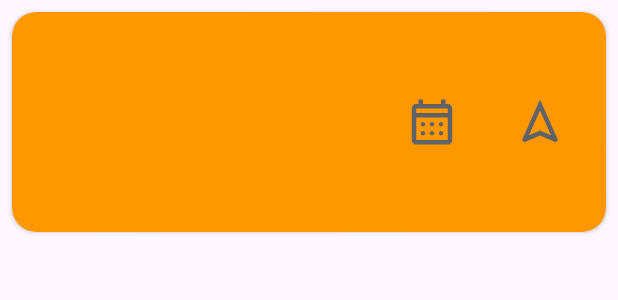
After one commit to RextonRZ/JP-PathSeeker, an Android app: the layout item_event.xml on its own in the app's theme, with its tools: preview values and no code run, on a phone screen of 412 x 824 dp. The commit adds this screen. Shown: the top 300 px of the screen. Run offline under Robolectric (Android 15) with nearby library versions, the phone set to English and light mode, and no system bars; Roboto replaces fonts that are not available here.

Commit message:
Completed Module 4

```diff
--- a/app/build.gradle.kts
+++ b/app/build.gradle.kts
@@ -63,4 +63,7 @@ dependencies {
 
     implementation ("com.google.android.gms:play-services-auth:21.3.0")
     implementation ("com.google.firebase:firebase-auth:22.0.3")
+
+    implementation ("com.google.android.gms:play-services-maps:18.1.0")
+    implementation ("com.google.android.gms:play-services-location:21.0.1")
 }
--- a/app/src/main/AndroidManifest.xml
+++ b/app/src/main/AndroidManifest.xml
@@ -46,6 +46,9 @@
         <meta-data
             android:name="preloaded_fonts"
             android:resource="@array/preloaded_fonts" />
+        <meta-data
+            android:name="com.google.android.geo.API_KEY"
+            android:value="AIzaSyAhtmtiromj0LIkWNkM3DOMR7Wx-ZAX_GA" />
     </application>
 
 </manifest>
--- /dev/null
+++ b/app/src/main/res/layout/item_event.xml
@@ -0,0 +1,85 @@
+<?xml version="1.0" encoding="utf-8"?>
+<androidx.cardview.widget.CardView
+    xmlns:android="http://schemas.android.com/apk/res/android"
+    xmlns:app="http://schemas.android.com/apk/res-auto"
+    android:layout_width="match_parent"
+    android:layout_height="wrap_content"
+    android:layout_marginHorizontal="8dp"
+    android:layout_marginVertical="8dp"
+    app:cardCornerRadius="16dp"
+    app:cardBackgroundColor="#FF9800">
+
+    <LinearLayout
+        android:layout_width="match_parent"
+        android:layout_height="wrap_content"
+        android:orientation="horizontal"
+        android:padding="16dp">
+
+        <LinearLayout
+            android:layout_width="0dp"
+            android:layout_height="wrap_content"
+            android:layout_weight="1"
+            android:orientation="vertical">
+
+            <TextView
+                android:id="@+id/event_title"
+                android:layout_width="wrap_content"
+                android:layout_height="wrap_content"
+                android:textColor="@color/black"
+                android:textSize="18sp"
+                android:fontFamily="@font/poppins_medium"/>
+
+            <TextView
+                android:id="@+id/event_date"
+                android:layout_width="wrap_content"
+                android:layout_height="wrap_content"
+                android:layout_marginTop="4dp"
+                android:textColor="@color/black"
+                android:fontFamily="@font/poppins_medium"/>
+
+            <TextView
+                android:id="@+id/event_time"
+                android:layout_width="wrap_content"
+                android:layout_height="wrap_content"
+                android:layout_marginTop="4dp"
+                android:textColor="@color/black"
+                android:fontFamily="@font/poppins_medium"/>
+
+            <TextView
+                android:id="@+id/event_venue"
+                android:layout_width="wrap_content"
+                android:layout_height="wrap_content"
+                android:layout_marginTop="4dp"
+                android:textColor="@color/black"
+                android:fontFamily="@font/poppins_medium"/>
+        </LinearLayout>
+
+        <!-- Button container -->
+        <LinearLayout
+            android:layout_width="wrap_content"
+            android:layout_height="match_parent"
+            android:orientation="horizontal"
+            android:layout_marginStart="16dp"
+            android:gravity="center_vertical">
+
+            <ImageButton
+                android:id="@+id/btn_mark_calendar"
+                android:layout_width="56dp"
+                android:layout_height="56dp"
+                android:background="?attr/selectableItemBackgroundBorderless"
+                android:padding="8dp"
+                android:src="@drawable/ic_calendar"
+                android:contentDescription="Mark calendar"/>
+
+            <ImageButton
+                android:id="@+id/btn_navigate"
+                android:layout_width="56dp"
+                android:layout_height="56dp"
+                android:layout_marginStart="16dp"
+                android:background="?attr/selectableItemBackgroundBorderless"
+                android:padding="8dp"
+                android:src="@drawable/ic_navigation"
+                android:contentDescription="Navigate"/>
+        </LinearLayout>
+    </LinearLayout>
+</androidx.cardview.widget.CardView>
```
Also changed, not shown: app/src/main/java/com/example/MAD/Event.java (added, +54 -0 lines), app/src/main/java/com/example/MAD/EventsAdapter.java (added, +67 -0 lines), app/src/main/java/com/example/MAD/EventsFragment.java (added, +185 -0 lines), app/src/main/java/com/example/MAD/Search_Fragment.java (+8 -0 lines), app/src/main/res/layout/fragment_events.xml (added, +55 -0 lines), app/src/main/res/navigation/nav_path.xml (+8 -0 lines).
